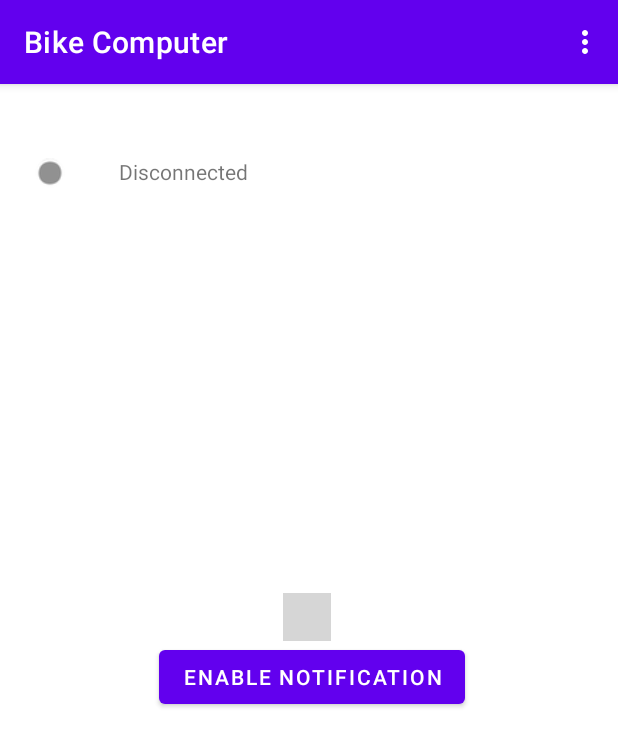
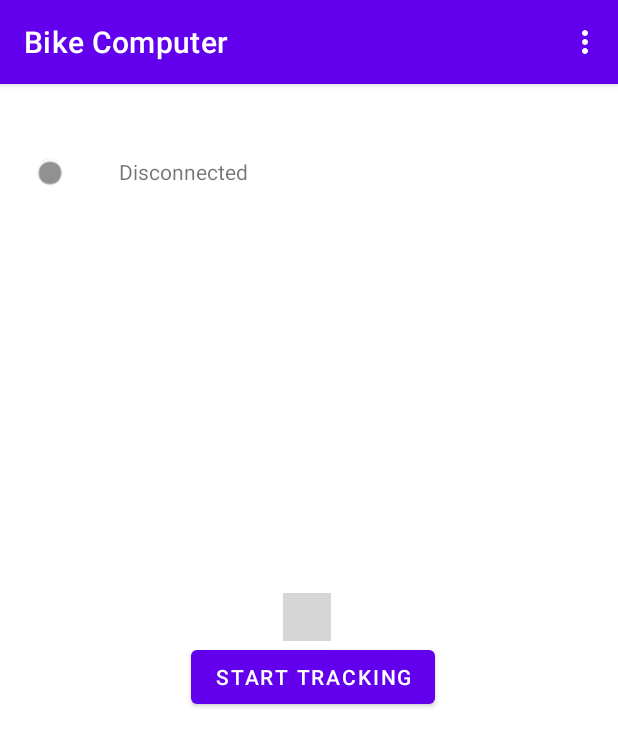
Before and after one commit to AlexeiTrofimov/Bike-Computer-App, an Android app: the screen it shows after launch (MainActivity), on a phone screen of 412 x 824 dp. Shown: the top 747 px of the screen. Run offline under Robolectric (Android 15) with nearby library versions, the phone set to English and light mode, and no system bars; libraries missing offline, so code that uses them is left out: com.github.anastr.speedviewlib; plain views replace TubeSpeedometer; 2 statements that could not run were skipped; grey boxes are pictures that could not be loaded.

Commit message:
UI improvements.

```diff
--- a/app/src/main/java/com/example/bikecomputer/MainActivity.kt
+++ b/app/src/main/java/com/example/bikecomputer/MainActivity.kt
@@ -15,7 +15,6 @@ import android.util.Log
 import android.view.Menu
 import android.view.MenuInflater
 import android.view.MenuItem
-import android.view.View
 import android.widget.Button
 import android.widget.ImageView
 import android.widget.TextView
@@ -126,6 +125,7 @@ class MainActivity : AppCompatActivity() {
     }
 
     private var isScanning = false
+    private var isTracking = false
 
     private var isConnected = false
     @SuppressLint("SetTextI18n")
@@ -179,6 +179,7 @@ class MainActivity : AppCompatActivity() {
         return super.onPrepareOptionsMenu(menu)
     }
 
+    @SuppressLint("SetTextI18n")
     override fun onCreate(savedInstanceState: Bundle?) {
         super.onCreate(savedInstanceState)
         setContentView(R.layout.activity_main)
@@ -191,11 +192,23 @@ class MainActivity : AppCompatActivity() {
             speedometer.speedTo(it,4000)
         })
 
-        connectionListener.observe(this,{ isConnected = it})
+        connectionListener.observe(this,{ isConnected = it })
 
+        val startTrackingBtn = findViewById<Button>(R.id.start_ride_btn)
 
-        findViewById<Button>(R.id.testBtn).setOnClickListener {
+        startTrackingBtn.setOnClickListener {
+            if (isTracking){
+                connectionManager.disableNotifications()
+                startTrackingBtn.text = "Start Tracking"
+                speedometer.speedTo(0F,4000)
+                isTracking = false
+            }
+            else{
                 connectionManager.enableNotifications()
+                startTrackingBtn.text = "Stop Tracking"
+                isTracking = true
+            }
+
         }
     }
 }
--- a/app/src/main/res/layout/activity_main.xml
+++ b/app/src/main/res/layout/activity_main.xml
@@ -7,11 +7,11 @@
     tools:context=".MainActivity">
 
     <Button
-        android:id="@+id/testBtn"
+        android:id="@+id/start_ride_btn"
         android:layout_width="wrap_content"
         android:layout_height="wrap_content"
         android:layout_marginBottom="24dp"
-        android:text="@string/test"
+        android:text="@string/start_track"
         app:layout_constraintBottom_toBottomOf="parent"
         app:layout_constraintEnd_toEndOf="parent"
         app:layout_constraintHorizontal_bias="0.51"
@@ -24,7 +24,7 @@
         android:layout_width="177dp"
         android:layout_height="21dp"
         android:orientation="horizontal"
-        app:layout_constraintBottom_toTopOf="@+id/testBtn"
+        app:layout_constraintBottom_toTopOf="@+id/start_ride_btn"
         app:layout_constraintEnd_toEndOf="parent"
         app:layout_constraintHorizontal_bias="0.07"
         app:layout_constraintStart_toStartOf="parent"
@@ -52,18 +52,18 @@
         android:id="@+id/speedometer"
         android:layout_width="wrap_content"
         android:layout_height="wrap_content"
-        app:layout_constraintBottom_toTopOf="@+id/testBtn"
+        app:layout_constraintBottom_toTopOf="@+id/start_ride_btn"
         app:layout_constraintEnd_toEndOf="parent"
         app:layout_constraintHorizontal_bias="0.496"
         app:layout_constraintStart_toStartOf="parent"
         app:layout_constraintTop_toTopOf="parent"
         app:layout_constraintVertical_bias="1.0"
         app:sv_maxSpeed="40"
-        app:sv_speedTextColor="@color/white"
+        app:sv_speedTextColor="@color/design_default_color_primary"
         app:sv_speedTextPosition="CENTER"
         app:sv_speedTextSize="30dp"
         app:sv_tickNumber="11"
-        app:sv_unitTextColor="@color/white"
+        app:sv_unitTextColor="@color/design_default_color_primary"
         app:sv_unitUnderSpeedText="true"
         app:sv_withTremble="false" />
 
--- a/app/src/main/res/values/strings.xml
+++ b/app/src/main/res/values/strings.xml
@@ -1,7 +1,7 @@
 <resources>
     <string name="app_name">Bike Computer</string>
     <string name="start_scan">Start Scan</string>
-    <string name="test">Enable Notification</string>
+    <string name="start_track">Start Tracking</string>
     <string name="connection_state">Disconnected</string>
     <string name="connection_indicator">connection indicator</string>
 </resources>
```
Also changed, not shown: app/src/main/java/com/example/bikecomputer/ConnectionManager.kt (+13 -9 lines). Lines whose indentation alone changed are shown as unchanged.
